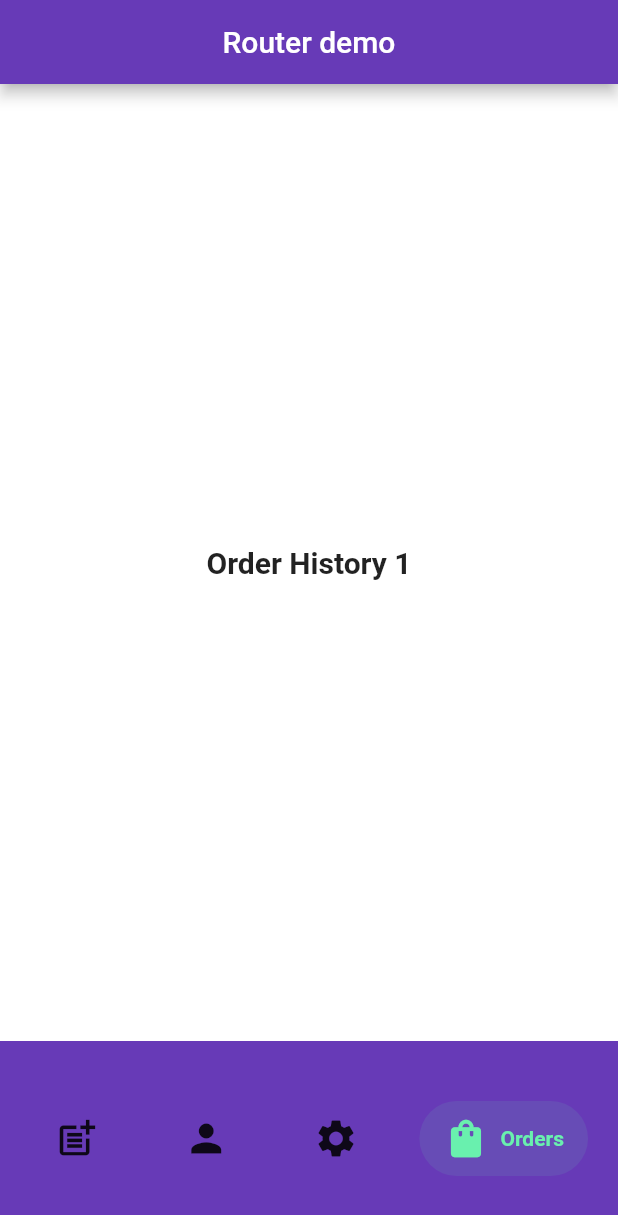
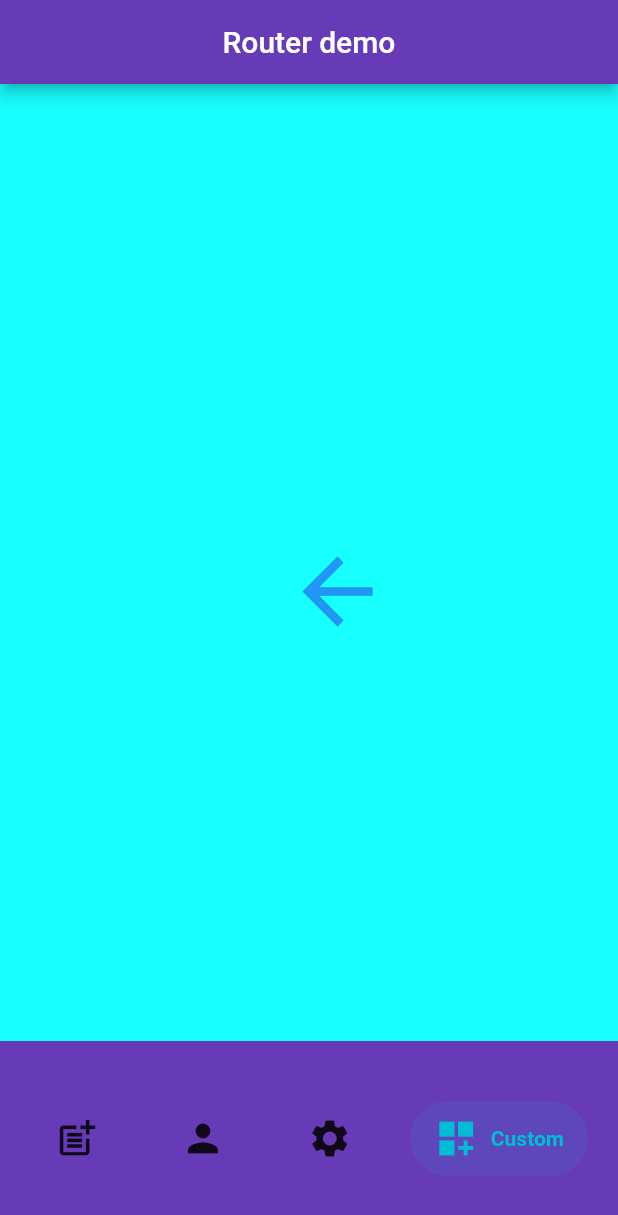
Before and after one commit to rahul2227/Auto_route-Practice, a Flutter app: the screen it shows after launch, item 4 of the bottom bar chosen, after a tap on "Order History", on a phone screen of 412 x 824 dp. Shown: the top 1215 px of the screen. Run offline on Flutter 3.47's test engine with Material 2 defaults, Android fonts, the phone set to English and light mode, and no system bars; drawn by our look-alikes of salomon_bottom_bar; our stand-ins replace auto_route.

Commit message:
custom_detail and route - pages for route transition routes - added the pages for transition bottom_nav - added the pages to the nav bar

```diff
--- /dev/null
+++ b/lib/Custom/custom_detail.dart
@@ -0,0 +1,29 @@
+import 'package:auto_route/auto_route.dart';
+import 'package:flutter/material.dart';
+
+class CustomDetail extends StatelessWidget {
+  const CustomDetail({Key? key}) : super(key: key);
+
+  @override
+  Widget build(BuildContext context) {
+    var dynamicSize = MediaQuery.of(context).size;
+    return Container(
+      width: dynamicSize.width,
+      height: dynamicSize.height,
+      color: Colors.cyanAccent,
+      child: Center(
+        child: IconButton(
+          color: Colors.redAccent,
+          onPressed: () {
+            context.router.pop();
+          },
+          icon: const Icon(
+            Icons.arrow_back,
+            size: 70.0,
+            color: Colors.blue,
+          ),
+        ),
+      ),
+    );
+  }
+}
--- /dev/null
+++ b/lib/Custom/custom_route.dart
@@ -0,0 +1,27 @@
+import 'package:auto_route/auto_route.dart';
+import 'package:flutter/material.dart';
+import 'package:flutter_bottom_navigation_with_nested_routing_tutorial/routes/routes.gr.dart';
+
+class CustomRouteWrapper extends StatelessWidget {
+  const CustomRouteWrapper({Key? key}) : super(key: key);
+
+  @override
+  Widget build(BuildContext context) {
+    return Center(
+      child: ElevatedButton(
+        style: ElevatedButton.styleFrom(
+          primary: Colors.orange,
+          onPrimary: Colors.white,
+          shape: const StadiumBorder(),
+        ),
+        onPressed: () {
+          context.router.push(const CustomDetailRoute());
+        },
+        child: const Text(
+          'Order History',
+          style: TextStyle(color: Colors.white),
+        ),
+      ),
+    );
+  }
+}
--- a/lib/bottom_navigation_home.dart
+++ b/lib/bottom_navigation_home.dart
@@ -20,7 +20,8 @@ class BottomNavigationHome extends StatelessWidget {
         PostsRouter(),
         UsersRouter(),
         SettingsRouter(),
-        OrdersWrapperPageRoute(),
+        //OrdersWrapperPageRoute(),
+        DialogRouter(),
       ],
       bottomNavigationBuilder: (_, tabsRoute) => SalomonBottomBar(
         currentIndex: tabsRoute.activeIndex,
@@ -54,13 +55,21 @@ class BottomNavigationHome extends StatelessWidget {
             ),
             title: const Text('Settings'),
           ),
+          // SalomonBottomBarItem(
+          //   selectedColor: Colors.greenAccent,
+          //   icon: const Icon(
+          //     Icons.shopping_bag_rounded,
+          //     size: 30,
+          //   ),
+          //   title: const Text('Orders'),
+          // ),
           SalomonBottomBarItem(
-            selectedColor: Colors.greenAccent,
+            selectedColor: Colors.cyan,
             icon: const Icon(
-              Icons.shopping_bag_rounded,
+              Icons.dashboard_customize,
               size: 30,
             ),
-            title: const Text('Orders'),
+            title: const Text('Custom'),
           ),
         ],
       ),
```
Also changed, not shown: lib/routes/routes.dart (+24 -0 lines), lib/routes/routes.gr.dart.
